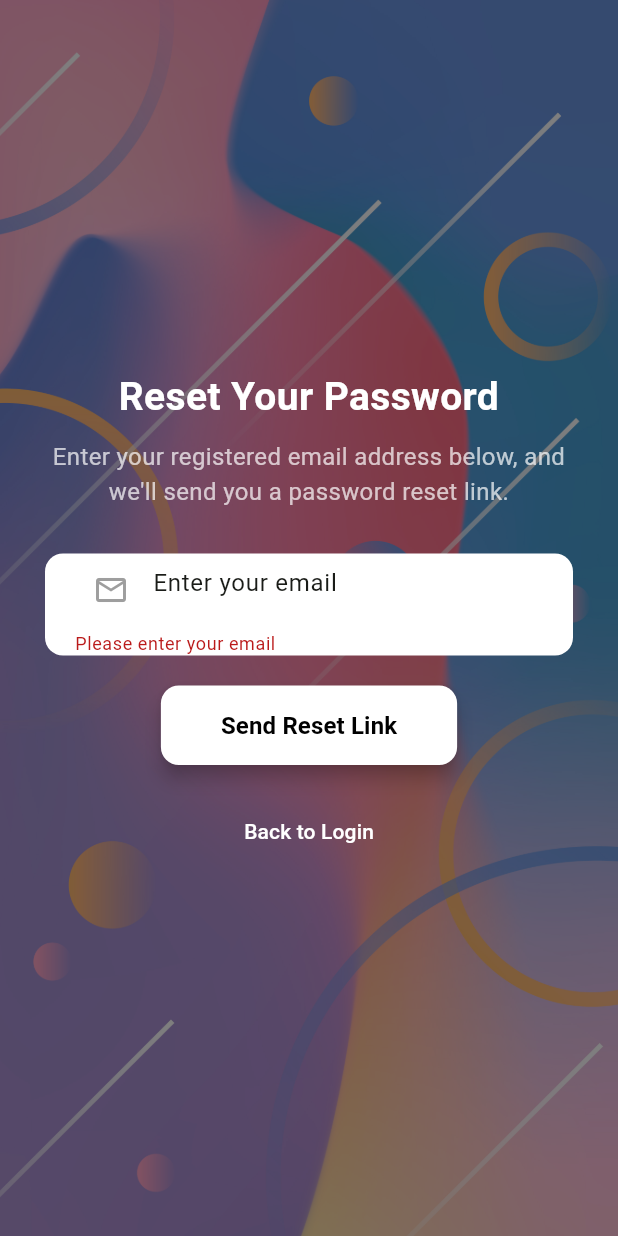
After one commit to Ranitpal-003-07/rooomloo2, a Flutter app: the ResetEmailScreen screen opened directly, after a tap on "Send Reset Link", on a phone screen of 412 x 824 dp. The commit adds this screen. Run offline on Flutter 3.47's test engine with Material 3 defaults, Android fonts, the phone set to English and light mode, and no system bars; our stand-ins replace email_validator, icons_plus.

Commit message:
Updated Files

```diff
--- a/roomloo/analysis_options.yaml
+++ b/roomloo/analysis_options.yaml
@@ -7,6 +7,9 @@
 
 # The following line activates a set of recommended lints for Flutter apps,
 # packages, and plugins designed to encourage good coding practices.
+analyzer:
+  errors:
+    deprecated_member_use: ignore
 include: package:flutter_lints/flutter.yaml
 
 linter:
--- /dev/null
+++ b/roomloo/lib/screens/email_reset_screen.dart
@@ -0,0 +1,152 @@
+// ignore_for_file: library_private_types_in_public_api
+
+import 'package:flutter/material.dart';
+import 'package:email_validator/email_validator.dart';
+
+class ResetEmailScreen extends StatefulWidget {
+  const ResetEmailScreen({super.key});
+
+  @override
+  _ResetEmailScreenState createState() => _ResetEmailScreenState();
+}
+
+class _ResetEmailScreenState extends State<ResetEmailScreen> {
+  final TextEditingController _emailController = TextEditingController();
+  final GlobalKey<FormState> _formKey = GlobalKey<FormState>();
+
+  void _sendResetLink() {
+    if (_formKey.currentState!.validate()) {
+      // Simulating API call success
+      bool success = true; // Change this based on actual API response
+
+      ScaffoldMessenger.of(context).showSnackBar(
+        SnackBar(
+          content: Text(
+            success
+                ? "Password reset link sent to your email!"
+                : "Failed to send reset link. Try again.",
+          ),
+          backgroundColor: success ? Colors.green : Colors.red,
+        ),
+      );
+    }
+  }
+
+  @override
+  Widget build(BuildContext context) {
+    return Scaffold(
+      body: Stack(
+        children: [
+          // Background Image
+          Positioned.fill(
+            child: Image.asset(
+              'assets/images/emailbg.jpg', // Replace with your image path
+              fit: BoxFit.cover,
+            ),
+          ),
+
+          // Dark overlay for readability
+          Positioned.fill(
+            child: Container(
+              color: Colors.black.withOpacity(0.5),
+            ),
+          ),
+
+          // Content
+          Center(
+            child: Padding(
+              padding: const EdgeInsets.symmetric(horizontal: 30.0),
+              child: Form(
+                key: _formKey,
+                child: Column(
+                  mainAxisSize: MainAxisSize.min,
+                  crossAxisAlignment: CrossAxisAlignment.center,
+                  children: [
+                    // Title
+                    const Text(
+                      "Reset Your Password",
+                      textAlign: TextAlign.center,
+                      style: TextStyle(
+                        fontSize: 26,
+                        fontWeight: FontWeight.bold,
+                        color: Colors.white,
+                      ),
+                    ),
+                    const SizedBox(height: 10),
+
+                    // Subtitle
+                    const Text(
+                      "Enter your registered email address below, and we'll send you a password reset link.",
+                      textAlign: TextAlign.center,
+                      style: TextStyle(
+                        fontSize: 16,
+                        color: Colors.white70,
+                      ),
+                    ),
+                    const SizedBox(height: 30),
+
+                    // Email Input Field
+                    Container(
+                      padding: const EdgeInsets.symmetric(horizontal: 20),
+                      decoration: BoxDecoration(
+                        color: Colors.white,
+                        borderRadius: BorderRadius.circular(12),
+                      ),
+                      child: TextFormField(
+                        controller: _emailController,
+                        keyboardType: TextInputType.emailAddress,
+                        decoration: const InputDecoration(
+                          border: InputBorder.none,
+                          hintText: "Enter your email",
+                          prefixIcon: Icon(Icons.email_outlined, color: Colors.grey),
+                        ),
+                        validator: (value) {
+                          if (value == null || value.isEmpty) {
+                            return "Please enter your email";
+                          } else if (!EmailValidator.validate(value)) {
+                            return "Enter a valid email address";
+                          }
+                          return null;
+                        },
+                      ),
+                    ),
+                    const SizedBox(height: 20),
+
+                    // Send Reset Link Button
+                    ElevatedButton(
+                      onPressed: _sendResetLink,
+                      style: ElevatedButton.styleFrom(
+                        backgroundColor: Colors.white,
+                        foregroundColor: Colors.black,
+                        padding: const EdgeInsets.symmetric(horizontal: 40, vertical: 15),
+                        shape: RoundedRectangleBorder(
+                          borderRadius: BorderRadius.circular(12),
+                        ),
+                      ),
+                      child: const Text(
+                        "Send Reset Link",
+                        style: TextStyle(fontSize: 16, fontWeight: FontWeight.bold),
+                      ),
+                    ),
+                    const SizedBox(height: 20),
+
+                    // Back Button
+                    TextButton(
+                      onPressed: () {
+                        Navigator.pop(context);
+                      },
+                      child: const Text(
+                        "Back to Login",
+                        style: TextStyle(color: Colors.white, fontSize: 14),
+                      ),
+                    ),
+                  ],
+                ),
+              ),
+            ),
+          ),
+        ],
+      ),
+    );
+  }
+}
--- a/roomloo/lib/widgets/reset_password.dart
+++ b/roomloo/lib/widgets/reset_password.dart
@@ -1,4 +1,5 @@
 import 'package:flutter/material.dart';
+import 'package:roomloo/screens/email_reset_screen.dart';
 
 void showResetPasswordBottomSheet(BuildContext context) {
   showModalBottomSheet(
@@ -37,7 +38,10 @@ void showResetPasswordBottomSheet(BuildContext context) {
               subtitle: 'Reset via Mail Verification.',
               onTap: () {
                 Navigator.pop(context);
-                // Navigate to Email Reset Screen
+                Navigator.push(
+                  context,
+                  MaterialPageRoute(builder: (context) => const ResetEmailScreen()),
+                );
               },
             ),
             const SizedBox(height: 10),
--- a/roomloo/pubspec.yaml
+++ b/roomloo/pubspec.yaml
@@ -23,6 +23,7 @@ dependencies:
   # Use with the CupertinoIcons class for iOS style icons.
   cupertino_icons: ^1.0.8
   icons_plus: ^4.0.0
+  email_validator: ^3.0.0
 
 dev_dependencies:
   flutter_test:
```
Also changed, not shown: roomloo/assets/images/emailbg.jpg (added), roomloo/pubspec.lock.
